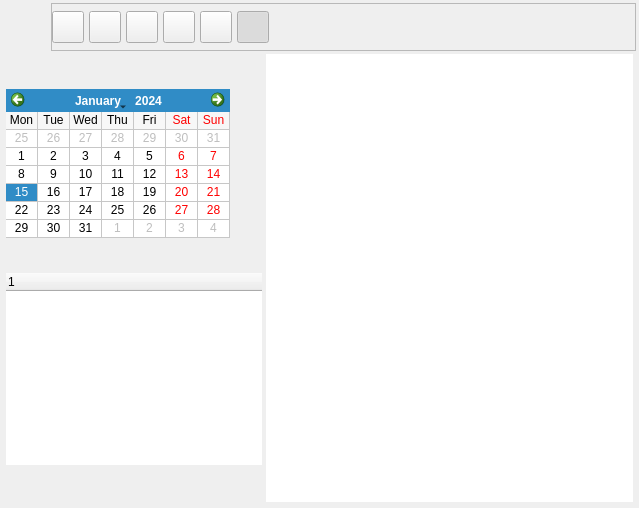
The window that bulmages/bulmafact/plugins/plugincuadrante/cuadrantebase.ui (eboladev/Bulmages-1) describes before a commit, drawn with Qt 5.
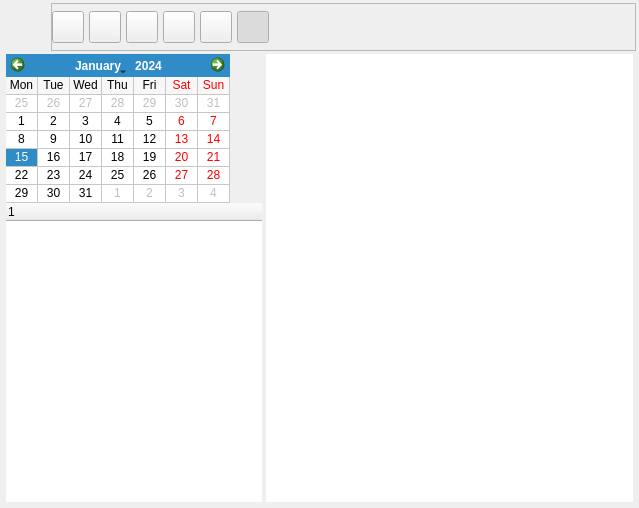
The same window after the commit. Icons and pictures are not drawn. Custom widgets are drawn as their Qt base class.

```diff
--- a/bulmages/bulmafact/plugins/plugincuadrante/cuadrantebase.ui
+++ b/bulmages/bulmafact/plugins/plugincuadrante/cuadrantebase.ui
@@ -349,9 +349,7 @@
      <item>
       <widget class="QFrame" name="frame_2" >
        <property name="sizePolicy" >
-        <sizepolicy>
-         <hsizetype>0</hsizetype>
-         <vsizetype>7</vsizetype>
+        <sizepolicy vsizetype="Expanding" hsizetype="Fixed" >
          <horstretch>0</horstretch>
          <verstretch>0</verstretch>
         </sizepolicy>
@@ -372,9 +370,7 @@
         <item>
          <widget class="QCalendarWidget" name="mui_calendario" >
           <property name="sizePolicy" >
-           <sizepolicy>
-            <hsizetype>0</hsizetype>
-            <vsizetype>0</vsizetype>
+           <sizepolicy vsizetype="Fixed" hsizetype="Fixed" >
             <horstretch>0</horstretch>
             <verstretch>0</verstretch>
            </sizepolicy>
@@ -396,9 +392,7 @@
         <item>
          <widget class="CuadranteQTreeWidget" name="mui_listtrabajadores" >
           <property name="sizePolicy" >
-           <sizepolicy>
-            <hsizetype>0</hsizetype>
-            <vsizetype>0</vsizetype>
+           <sizepolicy vsizetype="Expanding" hsizetype="Fixed" >
             <horstretch>0</horstretch>
             <verstretch>0</verstretch>
            </sizepolicy>
```
Left out of the diff: 86 changed lines with no effect on the pictures.
